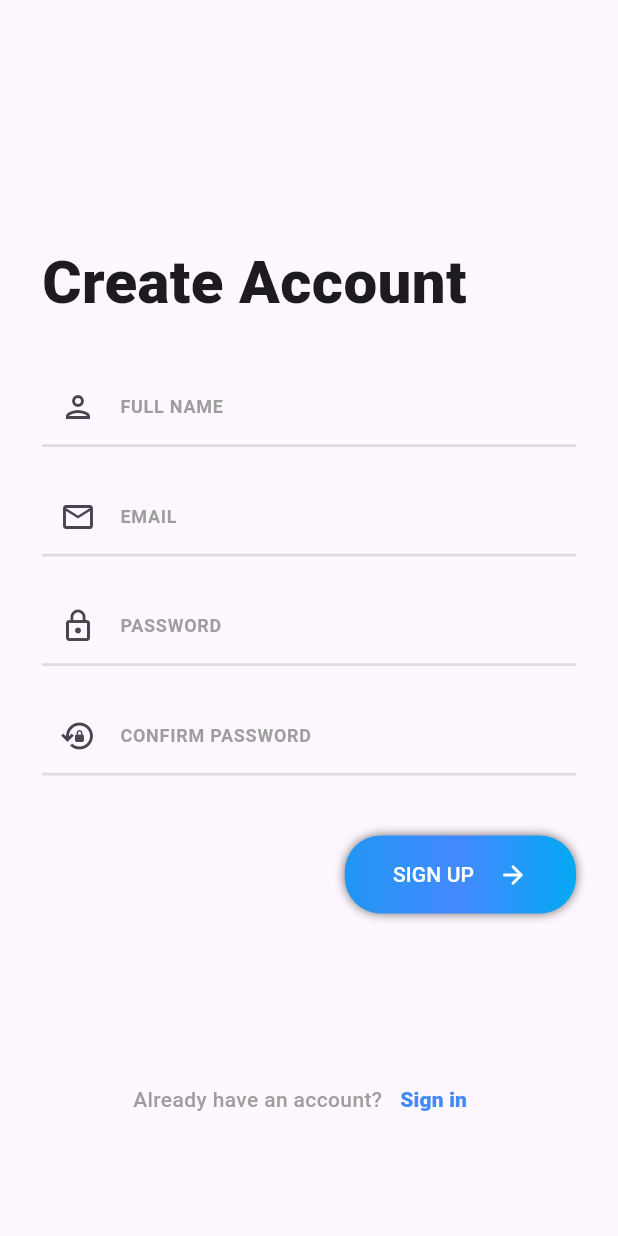
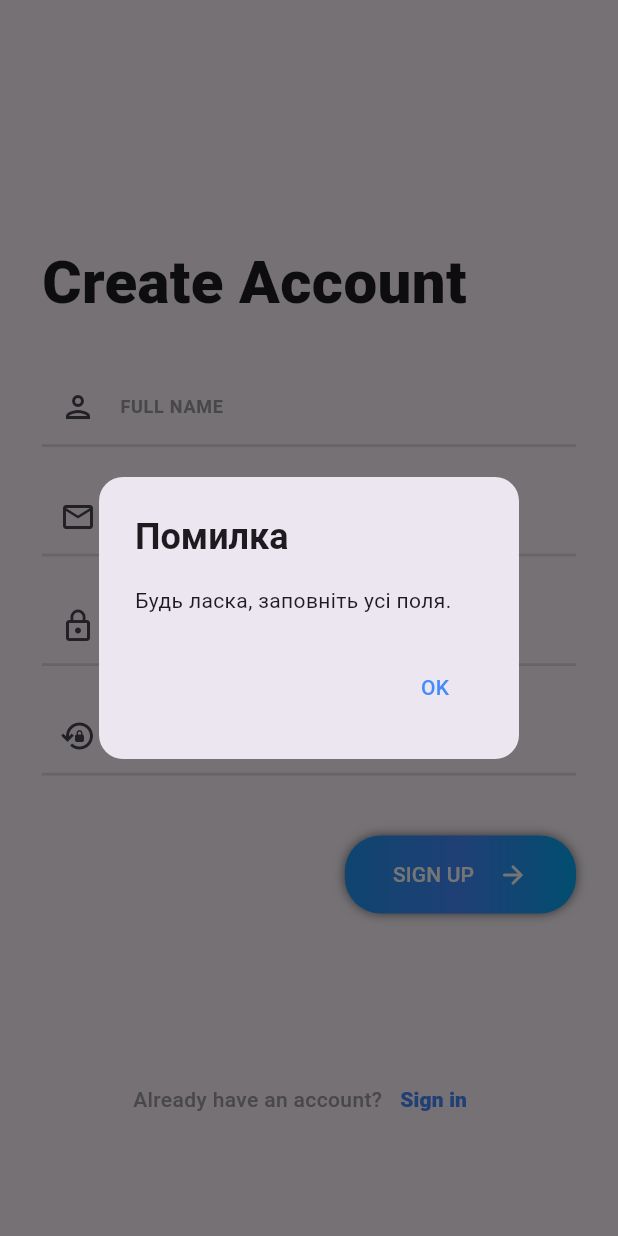
Before and after one commit to alexandrov21/alex_messenger, a Flutter app: the SignUpPage screen opened by its route, after a tap on "SIGN UP", on a phone screen of 412 x 824 dp. Run offline on Flutter 3.47's test engine with Material 3 defaults, Android fonts, the light colour scheme and no system bars; our stand-ins replace firebase_auth, firebase_core, flutter_bloc; accounts and stored records are empty.

Commit message:
adding bloc for signIn and signUp

```diff
--- /dev/null
+++ b/lib/bloc/sign_in_page_bloc/sign_in_page_bloc.dart
@@ -0,0 +1,37 @@
+import 'package:alex_messenger/bloc/sign_in_page_bloc/sign_in_page_event.dart';
+import 'package:alex_messenger/bloc/sign_in_page_bloc/sign_in_page_state.dart';
+import 'package:alex_messenger/services/auth_services/auth_service.dart';
+import 'package:flutter_bloc/flutter_bloc.dart';
+
+class SignInPageBloc extends Bloc<SignInPageEvent, SignInPageState> {
+  SignInPageBloc() : super(SignInPageInitialState()) {
+    on<CheckingUserInfoEvent>(_onSignInRequested);
+  }
+
+  Future<void> _onSignInRequested(
+    CheckingUserInfoEvent event,
+    Emitter<SignInPageState> emit,
+  ) async {
+    final email = event.enteringEmail.trim();
+    final password = event.enteringPassword.trim();
+
+    if (email.isEmpty || password.isEmpty) {
+      emit(SignInPageErrorState('Будь ласка, заповніть усі поля.'));
+      return;
+    }
+
+    emit(SignInPageLoadingState());
+
+    try {
+      final user = await AuthService.signIn(email, password);
+
+      if (user != null) {
+        emit(SignInPageSuccessState());
+      } else {
+        emit(SignInPageErrorState('Помилка входу.'));
+      }
+    } catch (e) {
+      emit(SignInPageErrorState(e.toString().replaceFirst('Exception: ', '')));
+    }
+  }
+}
--- /dev/null
+++ b/lib/bloc/sign_in_page_bloc/sign_in_page_event.dart
@@ -0,0 +1,13 @@
+class SignInPageEvent {}
+
+class CheckingUserInfoEvent extends SignInPageEvent {
+  final String enteringEmail;
+  final String enteringPassword;
+
+  CheckingUserInfoEvent({
+    required this.enteringEmail,
+    required this.enteringPassword,
+  });
+}
+
+class ResetEvent extends SignInPageEvent {}
--- /dev/null
+++ b/lib/bloc/sign_in_page_bloc/sign_in_page_state.dart
@@ -0,0 +1,15 @@
+abstract class SignInPageState {}
+
+class SignInPageInitialState extends SignInPageState {}
+
+class SignInPageLoadingState extends SignInPageState {}
+
+class SignInPageSuccessState extends SignInPageState {}
+
+class SignInPageErrorState extends SignInPageState {
+  final String errorMessage;
+
+  SignInPageErrorState(this.errorMessage);
+}
+
+class SignInPageEmptyState extends SignInPageState {}
--- /dev/null
+++ b/lib/bloc/sign_up_page_bloc/sign_up_page_bloc.dart
@@ -0,0 +1,57 @@
+import 'package:alex_messenger/bloc/sign_up_page_bloc/sign_up_page_event.dart';
+import 'package:alex_messenger/bloc/sign_up_page_bloc/sign_up_page_state.dart';
+import 'package:alex_messenger/services/auth_services/auth_service.dart';
+import 'package:flutter_bloc/flutter_bloc.dart';
+
+import '../../models/sign_up_model.dart';
+
+class SignUpPageBloc extends Bloc<SignUpPageEvent, SignUpPageState> {
+  SignUpPageBloc() : super(SignUpPageInitialState()) {
+    on<CheckingFullInfoEvent>(_onSignUpRequested);
+  }
+
+  Future<void> _onSignUpRequested(
+    CheckingFullInfoEvent event,
+    Emitter<SignUpPageState> emit,
+  ) async {
+    final fullName = event.enteringFullName.trim();
+    final email = event.enteringEmail.trim();
+    final password = event.enteringPassword.trim();
+    final confirmPassword = event.enteringConfirmPassword.trim();
+    print(
+      'DEBUG signUp event -> fullName: "$fullName", email: "$email", password: "${password.isNotEmpty}", confirm: "${confirmPassword.isNotEmpty}"',
+    );
+
+    if (fullName.isEmpty ||
+        email.isEmpty ||
+        password.isEmpty ||
+        confirmPassword.isEmpty) {
+      emit(SignUpPageErrorState('Будь ласка, заповніть усі поля.'));
+      return;
+    }
+
+    if (password != confirmPassword) {
+      emit(SignUpPageErrorState('Паролі не співпадають.'));
+      return;
+    }
+
+    emit(SignUpPageLoadingState());
+
+    try {
+      final user = await AuthService.signUp(email, password);
+
+      if (user != null) {
+        final fullInfo = SignUpModel(
+          fullName: event.enteringFullName,
+          email: email,
+          uid: user.uid,
+        );
+        emit(SignUpPageSuccessState(fullInfo));
+      } else {
+        emit(SignUpPageErrorState('Помилка входу.'));
+      }
+    } catch (e) {
+      emit(SignUpPageErrorState(e.toString().replaceFirst('Exception: ', '')));
+    }
+  }
+}
--- /dev/null
+++ b/lib/bloc/sign_up_page_bloc/sign_up_page_event.dart
@@ -0,0 +1,17 @@
+class SignUpPageEvent {}
+
+class CheckingFullInfoEvent extends SignUpPageEvent {
+  final String enteringFullName;
+  final String enteringEmail;
+  final String enteringPassword;
+  final String enteringConfirmPassword;
+
+  CheckingFullInfoEvent({
+    required this.enteringFullName,
+    required this.enteringEmail,
+    required this.enteringPassword,
+    required this.enteringConfirmPassword,
+  });
+}
+
+class ResetEvent extends SignUpPageEvent {}
--- /dev/null
+++ b/lib/bloc/sign_up_page_bloc/sign_up_page_state.dart
@@ -0,0 +1,21 @@
+import '../../models/sign_up_model.dart';
+
+abstract class SignUpPageState {}
+
+class SignUpPageInitialState extends SignUpPageState {}
+
+class SignUpPageLoadingState extends SignUpPageState {}
+
+class SignUpPageSuccessState extends SignUpPageState {
+  final SignUpModel fullInfo;
+
+  SignUpPageSuccessState(this.fullInfo);
+}
+
+class SignUpPageErrorState extends SignUpPageState {
+  final String errorMessage;
+
+  SignUpPageErrorState(this.errorMessage);
+}
+
+class SignUpPageEmptyState extends SignUpPageState {}
--- /dev/null
+++ b/lib/models/sign_up_model.dart
@@ -0,0 +1,7 @@
+class SignUpModel {
+  final String fullName;
+  final String email;
+  final String? uid;
+
+  SignUpModel({required this.fullName, required this.email, this.uid});
+}
--- a/lib/pages/sign_up_page/sign_up_page.dart
+++ b/lib/pages/sign_up_page/sign_up_page.dart
@@ -1,8 +1,11 @@
 import 'package:alex_messenger/pages/sign_in_page/sign_in_page.dart';
 import 'package:flutter/material.dart';
+import 'package:flutter_bloc/flutter_bloc.dart';
 
+import '../../bloc/sign_up_page_bloc/sign_up_page_bloc.dart';
+import '../../bloc/sign_up_page_bloc/sign_up_page_event.dart';
+import '../../bloc/sign_up_page_bloc/sign_up_page_state.dart';
 import '../../services/auth_services/auth_service.dart';
-import '../main_page/main_page.dart';
 
 class SignUpPage extends StatefulWidget {
   const SignUpPage({Key? key}) : super(key: key);
@@ -12,50 +15,99 @@ class SignUpPage extends StatefulWidget {
 }
 
 class _SignUpPageState extends State<SignUpPage> {
+  final _fullNameController = TextEditingController();
   final _emailController = TextEditingController();
   final _passwordController = TextEditingController();
-  final _authService = AuthService();
+  final _confirmPasswordController = TextEditingController();
+
+  //bool _isLoading = false;
 
   // Future<void> _signUp() async {
+  //   final email = _emailController.text.trim();
+  //   final password = _passwordController.text.trim();
+  //
+  //   if (email.isEmpty || password.isEmpty) {
+  //     _showErrorDialog('Будь ласка, заповніть усі поля.');
+  //     return;
+  //   }
+  //
+  //   setState(() => _isLoading = true);
+  //
   //   try {
-  //     await AuthService.signIn(
-  //       _emailController.text.trim(),
-  //       _passwordController.text.trim(),
-  //     );
-  //     Navigator.of(context).pushNamedAndRemoveUntil(
-  //       '/main',
-  //           (route) => false, // видаляє всі попередні сторінки
-  //     );
+  //     final user = await AuthService.signUp(email, password);
+  //
+  //     if (user != null) {
+  //       Navigator.of(
+  //         context,
+  //       ).pushNamedAndRemoveUntil('/main', (route) => false);
+  //     }
   //   } catch (e) {
+  //     // 🔹 Показуємо AlertDialog із помилкою
   //     _showErrorDialog(e.toString().replaceFirst('Exception: ', ''));
+  //   } finally {
+  //     setState(() => _isLoading = false);
   //   }
   // }
-  //
-  // void _showErrorDialog(String message) {
-  //   showDialog(
-  //     context: context,
-  //     builder: (context) => AlertDialog(
-  //       title: const Text('Помилка'),
-  //       content: Text(message),
-  //       actions: [
-  //         TextButton(
-  //           onPressed: () => Navigator.of(context).pop(),
-  //           child: const Text('OK'),
-  //         ),
-  //       ],
-  //     ),
-  //   );
-  // }
+
+  void _showErrorDialog(String message) {
+    showDialog(
+      context: context,
+      builder: (context) => AlertDialog(
+        shape: RoundedRectangleBorder(borderRadius: BorderRadius.circular(16)),
+        title: const Text(
+          'Помилка',
+          style: TextStyle(fontWeight: FontWeight.bold),
+        ),
+        content: Text(message),
+        actions: [
+          TextButton(
+            onPressed: () => Navigator.of(context).pop(),
+            child: const Text('OK', style: TextStyle(color: Colors.blueAccent)),
+          ),
+        ],
+      ),
+    );
+  }
+
+  @override
+  void dispose() {
+    _fullNameController.dispose();
+    _emailController.dispose();
+    _passwordController.dispose();
+    _confirmPasswordController.dispose();
+    super.dispose();
+  }
 
   @override
   Widget build(BuildContext context) {
-    return Scaffold(
+    return BlocListener<SignUpPageBloc, SignUpPageState>(
+      listener: (context, state) {
+        if (state is SignUpPageLoadingState) {
+          //loading
+        } else if (state is SignUpPageErrorState) {
+          _showErrorDialog(state.errorMessage);
+        } else if (state is SignUpPageSuccessState) {
+          Navigator.of(
+            context,
+          ).pushNamedAndRemoveUntil('/main', (route) => false);
+        }
+      },
+      child: Scaffold(
         body: ListView(
           children: [
             SizedBox(height: 160),
             Padding(
               padding: const EdgeInsets.symmetric(horizontal: 28),
-            child: Column(
+              child: _buildCreateAccountInfo(),
+            ),
+          ],
+        ),
+      ),
+    );
+  }
+
+  Widget _buildCreateAccountInfo() {
+    return Column(
       crossAxisAlignment: CrossAxisAlignment.start,
       children: [
         Text(
@@ -63,7 +115,24 @@ class _SignUpPageState extends State<SignUpPage> {
           style: TextStyle(fontWeight: FontWeight.w800, fontSize: 40),
         ),
         SizedBox(height: 28),
-                TextField(
+        _buildFullNameTextField(),
+        SizedBox(height: 20),
+        _buildEmailTextField(),
+        SizedBox(height: 20),
+        _buildPasswordTextField(),
+        SizedBox(height: 20),
+        _buildConfirmPasswordTextField(),
+        SizedBox(height: 40),
+        _buildSignUpButton(),
+        SizedBox(height: 100),
+        _buildAlreadyHaveAccountButton(),
+      ],
+    );
+  }
+
+  Widget _buildFullNameTextField() {
+    return TextField(
+      controller: _fullNameController,
       decoration: InputDecoration(
         labelText: 'FULL NAME ',
         labelStyle: TextStyle(
@@ -79,9 +148,11 @@ class _SignUpPageState extends State<SignUpPage> {
           borderSide: BorderSide(color: Colors.black),
         ),
       ),
-                ),
-                SizedBox(height: 20),
-                TextField(
+    );
+  }
+
+  Widget _buildEmailTextField() {
+    return TextField(
       controller: _emailController,
       decoration: InputDecoration(
         labelText: 'EMAIL',
@@ -98,9 +169,11 @@ class _SignUpPageState extends State<SignUpPage> {
           borderSide: BorderSide(color: Colors.black),
         ),
       ),
-                ),
-                SizedBox(height: 20),
-                TextField(
+    );
+  }
+
+  Widget _buildPasswordTextField() {
+    return TextField(
       controller: _passwordController,
       decoration: InputDecoration(
         labelText: 'PASSWORD',
@@ -118,9 +191,12 @@ class _SignUpPageState extends State<SignUpPage> {
         ),
       ),
       obscureText: true,
-                ),
-                SizedBox(height: 20),
-                TextField(
+    );
+  }
+
+  Widget _buildConfirmPasswordTextField() {
+    return TextField(
+      controller: _confirmPasswordController,
       decoration: InputDecoration(
         labelText: 'CONFIRM PASSWORD',
         labelStyle: TextStyle(
@@ -137,19 +213,21 @@ class _SignUpPageState extends State<SignUpPage> {
         ),
       ),
       obscureText: true,
-                ),
-                SizedBox(height: 40),
-                Row(
+    );
+  }
+
+  Widget _buildSignUpButton() {
+    return BlocBuilder<SignUpPageBloc, SignUpPageState>(
+      builder: (BuildContext context, SignUpPageState state) {
+        final isLoading = state is SignUpPageLoadingState;
+
+        return Row(
           mainAxisAlignment: MainAxisAlignment.end,
           children: [
             DecoratedBox(
               decoration: BoxDecoration(
                 gradient: LinearGradient(
-                          colors: [
-                            Colors.blue,
-                            Colors.blueAccent,
-                            Colors.lightBlue,
-                          ],
+                  colors: [Colors.blue, Colors.blueAccent, Colors.lightBlue],
                 ),
                 borderRadius: BorderRadius.circular(24),
                 boxShadow: const <BoxShadow>[
@@ -161,18 +239,21 @@ class _SignUpPageState extends State<SignUpPage> {
                 ],
               ),
               child: ElevatedButton(
-                        onPressed: () async {
-                          final user = await AuthService.signUp(
-                            _emailController.text.trim(),
-                            _passwordController.text.trim(),
+                onPressed: isLoading
+                    ? null
+                    : () {
+                        final fullName = _fullNameController.text;
+                        final email = _emailController.text;
+                        final password = _passwordController.text;
+                        final confirmPassword = _confirmPasswordController.text;
+                        context.read<SignUpPageBloc>().add(
+                          CheckingFullInfoEvent(
+                            enteringEmail: email,
+                            enteringPassword: password,
+                            enteringFullName: fullName,
+                            enteringConfirmPassword: confirmPassword,
+                          ),
                         );
-
-                          if (user != null) {
-                            Navigator.of(context).pushNamedAndRemoveUntil(
-                              '/main',
-                              (route) => false,
-                            );
-                          }
                       },
                 style: ElevatedButton.styleFrom(
                   shape: RoundedRectangleBorder(
@@ -187,7 +268,16 @@ class _SignUpPageState extends State<SignUpPage> {
                   shadowColor: Colors.transparent,
                   elevation: 0,
                 ),
-                        child: Row(
+                child: isLoading
+                    ? const SizedBox(
+                        height: 18,
+                        width: 18,
+                        child: CircularProgressIndicator(
+                          strokeWidth: 2,
+                          color: Colors.white,
+                        ),
+                      )
+                    : Row(
                         children: [
                           Text(
                             "SIGN UP",
@@ -204,9 +294,13 @@ class _SignUpPageState extends State<SignUpPage> {
               ),
             ),
           ],
-                ),
-                SizedBox(height: 100),
-                Row(
+        );
+      },
+    );
+  }
+
+  Widget _buildAlreadyHaveAccountButton() {
+    return Row(
       mainAxisAlignment: MainAxisAlignment.center,
       children: [
         Text(
@@ -224,21 +318,10 @@ class _SignUpPageState extends State<SignUpPage> {
               MaterialPageRoute(builder: (context) => SignInPage()),
             );
           },
-                      style: TextButton.styleFrom(
-                        foregroundColor: Colors.blueAccent,
-                      ),
-                      child: Text(
-                        'Sign in',
-                        style: TextStyle(fontWeight: FontWeight.w800),
-                      ),
+          style: TextButton.styleFrom(foregroundColor: Colors.blueAccent),
+          child: Text('Sign in', style: TextStyle(fontWeight: FontWeight.w800)),
         ),
       ],
-                ),
-              ],
-            ),
-          ),
-        ],
-      ),
     );
   }
 }
--- a/pubspec.yaml
+++ b/pubspec.yaml
@@ -32,6 +32,8 @@ dependencies:
     sdk: flutter
   firebase_core: ^3.6.0
   firebase_auth: ^5.0.0
+  flutter_bloc: ^9.1.1
+  equatable: ^2.0.5
 
   # The following adds the Cupertino Icons font to your application.
   # Use with the CupertinoIcons class for iOS style icons.
```
Also changed, not shown: lib/app.dart (+10 -2 lines), lib/pages/sign_in_page/sign_in_page.dart (+134 -73 lines), lib/services/auth_services/auth_service.dart (+22 -12 lines), lib/bloc/main_page_bloc/main_page_bloc.dart (added), lib/bloc/main_page_bloc/main_page_event.dart (added), lib/bloc/main_page_bloc/main_page_state.dart (added), lib/bloc/settings_page_bloc/setting_page_bloc.dart (added), lib/bloc/settings_page_bloc/settings_page_event.dart (added), lib/bloc/settings_page_bloc/settings_page_state.dart (added), pubspec.lock. Lines whose indentation alone changed are shown as unchanged.
